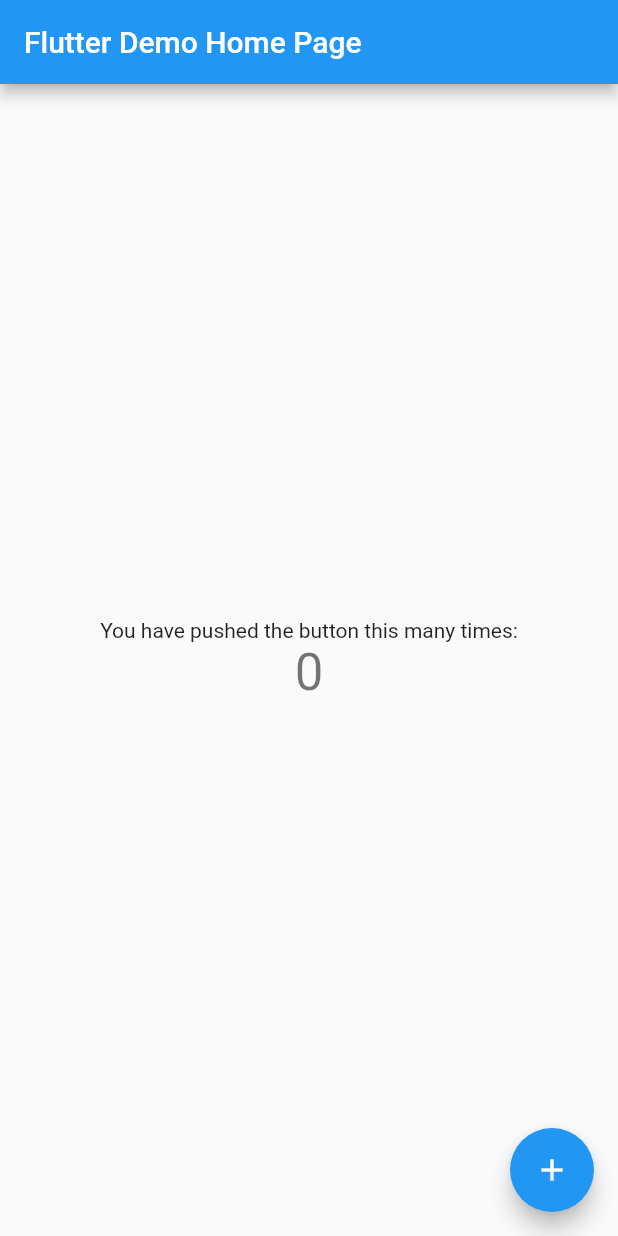
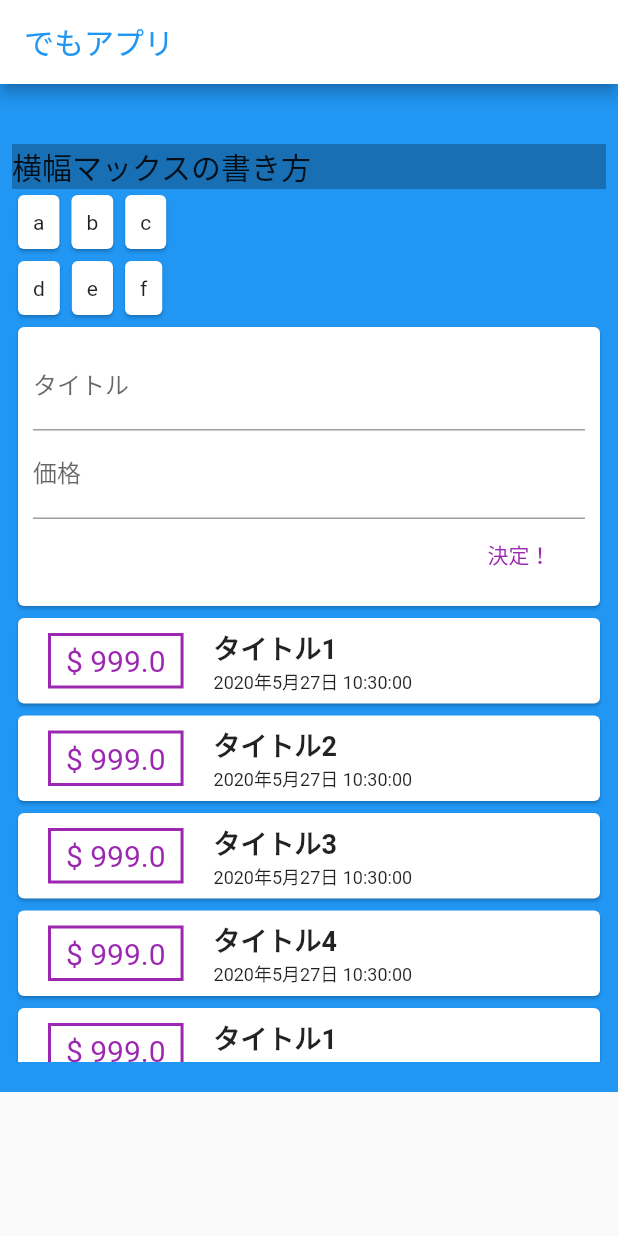
Before and after one commit to yumakkt/flutter_sample, a Flutter app: the screen it shows after launch, on a phone screen of 412 x 824 dp. Run offline on Flutter 3.47's test engine with Material 2 defaults, Android fonts, the phone set to English and light mode, and no system bars.

Commit message:
flutter内stateへ読み込みと書き込みのコード追加

```diff
--- a/lib/main.dart
+++ b/lib/main.dart
@@ -1,6 +1,13 @@
 import 'package:flutter/material.dart';
+import 'package:intl/date_symbol_data_local.dart';
+import 'package:intl/intl.dart';
 
-void main() {
+import './widgets/user_transaction.dart';
+
+void main() async {
+  // 日本語による日付表示の設定
+  Intl.defaultLocale = 'ja_JP';
+  await initializeDateFormatting('ja_JP');
   runApp(MyApp());
 }
 
@@ -9,109 +16,53 @@ class MyApp extends StatelessWidget {
   @override
   Widget build(BuildContext context) {
     return MaterialApp(
-      title: 'Flutter Demo',
-      theme: ThemeData(
-        // This is the theme of your application.
-        //
-        // Try running your application with "flutter run". You'll see the
-        // application has a blue toolbar. Then, without quitting the app, try
-        // changing the primarySwatch below to Colors.green and then invoke
-        // "hot reload" (press "r" in the console where you ran "flutter run",
-        // or simply save your changes to "hot reload" in a Flutter IDE).
-        // Notice that the counter didn't reset back to zero; the application
-        // is not restarted.
-        primarySwatch: Colors.blue,
-        // This makes the visual density adapt to the platform that you run
-        // the app on. For desktop platforms, the controls will be smaller and
-        // closer together (more dense) than on mobile platforms.
-        visualDensity: VisualDensity.adaptivePlatformDensity,
-      ),
-      home: MyHomePage(title: 'Flutter Demo Home Page'),
-    );
+        home: Scaffold(
+            appBar: AppBar(
+              title: Text('でもアプリ', style: TextStyle(color: Colors.blue)),
+              backgroundColor: Colors.white,
+            ),
+            // 画面スクロールを設定する。これがないとテキスト入力とかで隠れてしまう
+            // ListViewを使うとchildren(配列)を入れることができる
+            body: SingleChildScrollView(
+              child: Container(
+                  padding: const EdgeInsets.symmetric(
+                      horizontal: 8.0, vertical: 20.0),
+                  decoration: BoxDecoration(color: Colors.blue[500]),
+                  child: Column(
+                      mainAxisAlignment: MainAxisAlignment.start,
+                      crossAxisAlignment: CrossAxisAlignment.start,
+                      children: [
+                        Container(
+                          color: Colors.black26,
+                          width: double.infinity,
+                          margin: EdgeInsets.only(top: 20),
+                          child: Text(
+                            '横幅マックスの書き方',
+                            style: TextStyle(fontSize: 20),
+                          ),
+                        ),
+                        Row(
+                            children: ['a', 'b', 'c']
+                                .map((x) => Card(
+                                    child: Container(
+                                        padding: EdgeInsets.symmetric(
+                                            horizontal: 10, vertical: 5),
+                                        margin:
+                                            EdgeInsets.symmetric(vertical: 5),
+                                        child: Text(x))))
+                                .toList()),
+                        Row(
+                            children: ['d', 'e', 'f']
+                                .map((x) => Card(
+                                    child: Container(
+                                        padding: EdgeInsets.symmetric(
+                                            horizontal: 10, vertical: 5),
+                                        margin:
+                                            EdgeInsets.symmetric(vertical: 5),
+                                        child: Text(x))))
+                                .toList()),
+                        UserTransaction()
+                      ])),
+            )));
   }
 }
-
-class MyHomePage extends StatefulWidget {
-  MyHomePage({Key key, this.title}) : super(key: key);
-
-  // This widget is the home page of your application. It is stateful, meaning
-  // that it has a State object (defined below) that contains fields that affect
-  // how it looks.
-
-  // This class is the configuration for the state. It holds the values (in this
-  // case the title) provided by the parent (in this case the App widget) and
-  // used by the build method of the State. Fields in a Widget subclass are
-  // always marked "final".
-
-  final String title;
-
-  @override
-  _MyHomePageState createState() => _MyHomePageState();
-}
-
-class _MyHomePageState extends State<MyHomePage> {
-  int _counter = 0;
-
-  void _incrementCounter() {
-    setState(() {
-      // This call to setState tells the Flutter framework that something has
-      // changed in this State, which causes it to rerun the build method below
-      // so that the display can reflect the updated values. If we changed
-      // _counter without calling setState(), then the build method would not be
-      // called again, and so nothing would appear to happen.
-      _counter++;
-    });
-  }
-
-  @override
-  Widget build(BuildContext context) {
-    // This method is rerun every time setState is called, for instance as done
-    // by the _incrementCounter method above.
-    //
-    // The Flutter framework has been optimized to make rerunning build methods
-    // fast, so that you can just rebuild anything that needs updating rather
-    // than having to individually change instances of widgets.
-    return Scaffold(
-      appBar: AppBar(
-        // Here we take the value from the MyHomePage object that was created by
-        // the App.build method, and use it to set our appbar title.
-        title: Text(widget.title),
-      ),
-      body: Center(
-        // Center is a layout widget. It takes a single child and positions it
-        // in the middle of the parent.
-        child: Column(
-          // Column is also a layout widget. It takes a list of children and
-          // arranges them vertically. By default, it sizes itself to fit its
-          // children horizontally, and tries to be as tall as its parent.
-          //
-          // Invoke "debug painting" (press "p" in the console, choose the
-          // "Toggle Debug Paint" action from the Flutter Inspector in Android
-          // Studio, or the "Toggle Debug Paint" command in Visual Studio Code)
-          // to see the wireframe for each widget.
-          //
-          // Column has various properties to control how it sizes itself and
-          // how it positions its children. Here we use mainAxisAlignment to
-          // center the children vertically; the main axis here is the vertical
-          // axis because Columns are vertical (the cross axis would be
-          // horizontal).
-          mainAxisAlignment: MainAxisAlignment.center,
-          children: <Widget>[
-            Text(
-              'You have pushed the button this many times:',
-            ),
-            Text(
-              '$_counter',
-              style: Theme.of(context).textTheme.headline4,
-            ),
-          ],
-        ),
-      ),
-      floatingActionButton: FloatingActionButton(
-        onPressed: _incrementCounter,
-        tooltip: 'Increment',
-        child: Icon(Icons.add),
-      ), // This trailing comma makes auto-formatting nicer for build methods.
-    );
-  }
-}
--- /dev/null
+++ b/lib/models/transaction.dart
@@ -0,0 +1,15 @@
+import 'package:flutter/material.dart';
+
+class Transaction {
+  final String id;
+  final String title;
+  final double amount;
+  final DateTime date;
+
+  Transaction({
+    @required this.id,
+    @required this.amount,
+    @required this.date,
+    @required this.title
+  });
+}
--- /dev/null
+++ b/lib/widgets/new_tramsaction.dart
@@ -0,0 +1,38 @@
+import 'package:flutter/material.dart';
+
+class NewTransaction extends StatelessWidget {
+  final TextEditingController titleController = TextEditingController();
+  final TextEditingController amountController = TextEditingController();
+  final Function addNewTx;
+
+  NewTransaction({this.addNewTx});
+
+  @override
+  Widget build(BuildContext context) {
+    return Card(
+      child: Container(
+          padding: EdgeInsets.all(10),
+          child: Column(
+            crossAxisAlignment: CrossAxisAlignment.end,
+            children: <Widget>[
+              TextField(
+                decoration: InputDecoration(labelText: 'タイトル'),
+                controller: titleController,
+              ),
+              TextField(
+                decoration: InputDecoration(labelText: '価格'),
+                controller: amountController,
+              ),
+              FlatButton(
+                child: Text('決定！'),
+                textColor: Colors.purple,
+                onPressed: () {
+                  addNewTx(titleController.text,
+                      double.parse(amountController.text));
+                },
+              )
+            ],
+          )),
+    );
+  }
+}
--- /dev/null
+++ b/lib/widgets/transaction_list.dart
@@ -0,0 +1,41 @@
+import 'package:flutter/material.dart';
+import 'package:intl/intl.dart';
+import '../models/transaction.dart';
+
+class TransactionList extends StatelessWidget {
+  final List<Transaction> transactions;
+
+  TransactionList({this.transactions});
+
+  @override
+  Widget build(BuildContext context) => Container(
+    height: 300,
+    child: ListView.builder(
+          itemBuilder: (BuildContext ctxt, int index) {
+            final t = transactions[index];
+            return Card(
+              child: Row(children: <Widget>[
+                Container(
+                  margin: EdgeInsets.symmetric(vertical: 10, horizontal: 20),
+                  padding: EdgeInsets.symmetric(vertical: 5, horizontal: 10),
+                  decoration: BoxDecoration(
+                      border: Border.all(color: Colors.purple, width: 2.0)),
+                  child: Text(
+                    "\$ ${t.amount.toString()}",
+                    style: TextStyle(fontSize: 20, color: Colors.purple),
+                  ),
+                ),
+                Column(crossAxisAlignment: CrossAxisAlignment.start, children: [
+                  Text(t.title,
+                      style:
+                          TextStyle(fontSize: 18, fontWeight: FontWeight.bold)),
+                  Text(DateFormat().format(t.date),
+                      style: TextStyle(fontSize: 12)),
+                ])
+              ]),
+            );
+          },
+          itemCount: transactions.length,
+        ),
+  );
+}
--- /dev/null
+++ b/lib/widgets/user_transaction.dart
@@ -0,0 +1,155 @@
+import 'package:flutter/material.dart';
+
+import '../models/transaction.dart';
+import './transaction_list.dart';
+import './new_tramsaction.dart';
+
+class UserTransaction extends StatefulWidget {
+  @override
+  _UserTransactionState createState() => _UserTransactionState();
+}
+
+class _UserTransactionState extends State<UserTransaction> {
+  final List<Transaction> _transactions = [
+    Transaction(
+        id: 'ksalskdjfaksjflk1',
+        title: 'タイトル1',
+        amount: 999,
+        date: DateTime.now()),
+    Transaction(
+        id: 'ksalskdjfaksjflk1',
+        title: 'タイトル2',
+        amount: 999,
+        date: DateTime.now()),
+    Transaction(
+        id: 'ksalskdjfaksjflk1',
+        title: 'タイトル3',
+        amount: 999,
+        date: DateTime.now()),
+    Transaction(
+        id: 'ksalskdjfaksjflk1',
+        title: 'タイトル4',
+        amount: 999,
+        date: DateTime.now()),
+    Transaction(
+        id: 'ksalskdjfaksjflk1',
+        title: 'タイトル1',
+        amount: 999,
+        date: DateTime.now()),
+    Transaction(
+        id: 'ksalskdjfaksjflk1',
+        title: 'タイトル2',
+        amount: 999,
+        date: DateTime.now()),
+    Transaction(
+        id: 'ksalskdjfaksjflk1',
+        title: 'タイトル3',
+        amount: 999,
+        date: DateTime.now()),
+    Transaction(
+        id: 'ksalskdjfaksjflk1',
+        title: 'タイトル4',
+        amount: 999,
+        date: DateTime.now()),
+    Transaction(
+        id: 'ksalskdjfaksjflk1',
+        title: 'タイトル1',
+        amount: 999,
+        date: DateTime.now()),
+    Transaction(
+        id: 'ksalskdjfaksjflk1',
+        title: 'タイトル2',
+        amount: 999,
+        date: DateTime.now()),
+    Transaction(
+        id: 'ksalskdjfaksjflk1',
+        title: 'タイトル3',
+        amount: 999,
+        date: DateTime.now()),
+    Transaction(
+        id: 'ksalskdjfaksjflk1',
+        title: 'タイトル4',
+        amount: 999,
+        date: DateTime.now()),
+    Transaction(
+        id: 'ksalskdjfaksjflk1',
+        title: 'タイトル1',
+        amount: 999,
+        date: DateTime.now()),
+    Transaction(
+        id: 'ksalskdjfaksjflk1',
+        title: 'タイトル2',
+        amount: 999,
+        date: DateTime.now()),
+    Transaction(
+        id: 'ksalskdjfaksjflk1',
+        title: 'タイトル3',
+        amount: 999,
+        date: DateTime.now()),
+    Transaction(
+        id: 'ksalskdjfaksjflk1',
+        title: 'タイトル4',
+        amount: 999,
+        date: DateTime.now()),
+    Transaction(
+        id: 'ksalskdjfaksjflk1',
+        title: 'タイトル1',
+        amount: 999,
+        date: DateTime.now()),
+    Transaction(
+        id: 'ksalskdjfaksjflk1',
+        title: 'タイトル2',
+        amount: 999,
+        date: DateTime.now()),
+    Transaction(
+        id: 'ksalskdjfaksjflk1',
+        title: 'タイトル3',
+        amount: 999,
+        date: DateTime.now()),
+    Transaction(
+        id: 'ksalskdjfaksjflk1',
+        title: 'タイトル4',
+        amount: 999,
+        date: DateTime.now()),
+    Transaction(
+        id: 'ksalskdjfaksjflk1',
+        title: 'タイトル1',
+        amount: 999,
+        date: DateTime.now()),
+    Transaction(
+        id: 'ksalskdjfaksjflk1',
+        title: 'タイトル2',
+        amount: 999,
+        date: DateTime.now()),
+    Transaction(
+        id: 'ksalskdjfaksjflk1',
+        title: 'タイトル3',
+        amount: 999,
+        date: DateTime.now()),
+    Transaction(
+        id: 'ksalskdjfaksjflk1',
+        title: 'タイトル4',
+        amount: 999,
+        date: DateTime.now())
+  ];
+
+  void _addNewTransaction(String txTitle, double txAmount) {
+    var nowDate = DateTime.now();
+    final newTx = Transaction(
+        title: txTitle,
+        amount: txAmount,
+        date: nowDate,
+        id: nowDate.toString());
+    setState(() {
+      _transactions.add(newTx);
+    });
+  }
+
+  @override
+  Widget build(BuildContext context) {
+    return Column(children: [
+      NewTransaction(addNewTx: _addNewTransaction),
+      TransactionList(transactions: _transactions)
+    ]);
+  }
+}
--- a/pubspec.yaml
+++ b/pubspec.yaml
@@ -23,6 +23,7 @@ environment:
 dependencies:
   flutter:
     sdk: flutter
+  intl: ^0.16.1
 
 
   # The following adds the Cupertino Icons font to your application.
```
